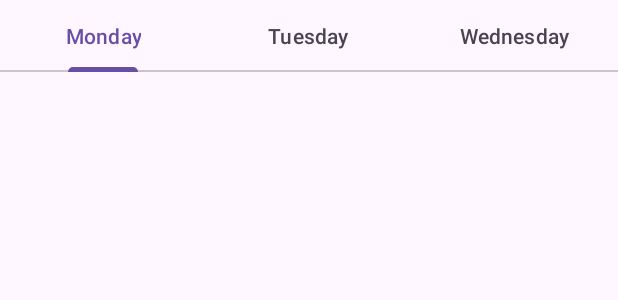
After one commit to kaneraZh/2023.android_iot, an Android app: the layout activity_4_tabs.xml on its own in the app's theme, with its tools: preview values and no code run, on a phone screen of 412 x 824 dp. The commit adds this screen. Shown: the top 300 px of the screen. Run offline under Robolectric (Android 15) with nearby library versions, the phone set to English and light mode, and no system bars.

Commit message:
28-09
tabs? thats a stretch

```diff
--- a/app/src/main/AndroidManifest.xml
+++ b/app/src/main/AndroidManifest.xml
@@ -12,6 +12,9 @@
         android:supportsRtl="true"
         android:theme="@style/Theme.Fundamentos"
         tools:targetApi="31">
+        <activity
+            android:name=".fragmento"
+            android:exported="false" />
         <activity
             android:name=".Activity4Login"
             android:exported="false" />
--- /dev/null
+++ b/app/src/main/res/layout/activity_4_tabs.xml
@@ -0,0 +1,32 @@
+<?xml version="1.0" encoding="utf-8"?>
+<androidx.constraintlayout.widget.ConstraintLayout xmlns:android="http://schemas.android.com/apk/res/android"
+    xmlns:app="http://schemas.android.com/apk/res-auto"
+    xmlns:tools="http://schemas.android.com/tools"
+    android:layout_width="match_parent"
+    android:layout_height="match_parent"
+    tools:context=".Activity4Tabs">
+
+    <com.google.android.material.tabs.TabLayout
+        android:layout_width="match_parent"
+        android:layout_height="wrap_content"
+        tools:layout_editor_absoluteX="1dp"
+        tools:layout_editor_absoluteY="101dp"
+        app:layout_constraintTop_toTopOf="parent"
+        app:layout_constraintLeft_toLeftOf="parent"
+        app:layout_constraintRight_toRightOf="parent">
+        <com.google.android.material.tabs.TabItem
+            android:layout_width="wrap_content"
+            android:layout_height="wrap_content"
+            android:text="Monday" />
+
+        <com.google.android.material.tabs.TabItem
+            android:layout_width="wrap_content"
+            android:layout_height="wrap_content"
+            android:text="Tuesday" />
+
+        <com.google.android.material.tabs.TabItem
+            android:layout_width="wrap_content"
+            android:layout_height="wrap_content"
+            android:text="Wednesday" />
+    </com.google.android.material.tabs.TabLayout>
+</androidx.constraintlayout.widget.ConstraintLayout>
```
Also changed, not shown: app/src/main/java/com/example/fundamentos/Activity4Tabs.java (added, +14 -0 lines), app/src/main/java/com/example/fundamentos/Fragmento.java (added, +10 -0 lines), app/src/main/java/com/example/fundamentos/MainActivity.java (+8 -2 lines), app/src/main/res/layout/activity_fragmento.xml (added, +9 -0 lines), app/src/main/res/layout/activity_main.xml (+20 -4 lines).
